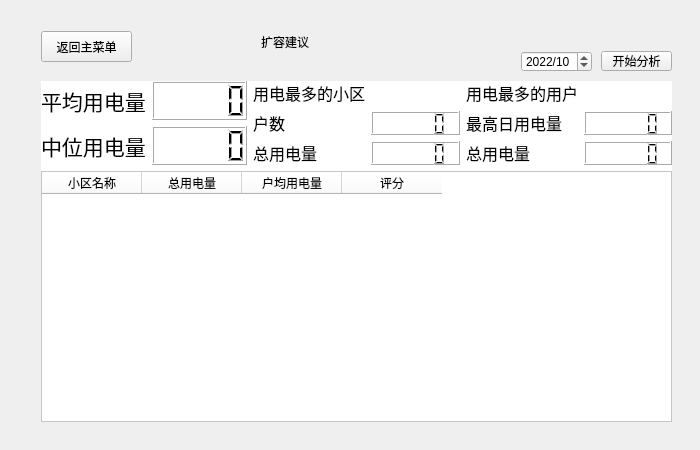
Before: the Qt Designer form ElecSystem/staff.ui in RongjunZhou/ElecSys, drawn with Qt 5.
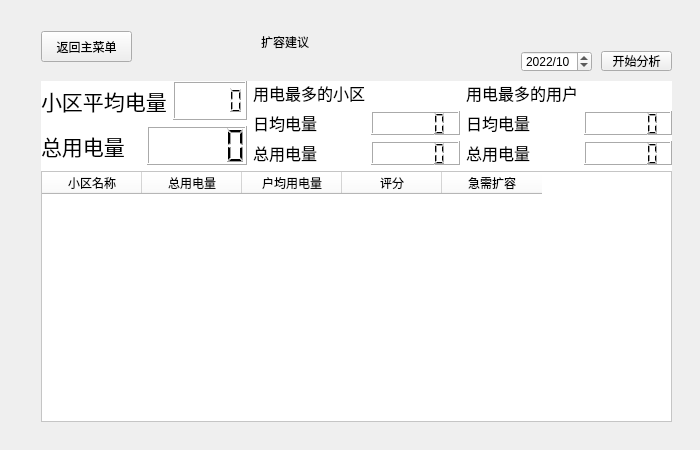
After: the same form once the commit is applied. The open tabs and pages were chosen to show the change. Icons and pictures are not drawn.

Patch:
```diff
--- a/ElecSystem/staff.ui
+++ b/ElecSystem/staff.ui
@@ -433,7 +433,7 @@
              <enum>Qt::LeftToRight</enum>
             </property>
             <property name="text">
-             <string>户数</string>
+             <string>日均电量</string>
             </property>
            </widget>
           </item>
@@ -482,7 +482,7 @@
              </font>
             </property>
             <property name="text">
-             <string>中位用电量</string>
+             <string>总用电量</string>
             </property>
            </widget>
           </item>
@@ -498,7 +498,7 @@
              </font>
             </property>
             <property name="text">
-             <string>最高日用电量</string>
+             <string>日均电量</string>
             </property>
            </widget>
           </item>
@@ -551,7 +551,7 @@
              </font>
             </property>
             <property name="text">
-             <string>平均用电量</string>
+             <string>小区平均电量</string>
             </property>
            </widget>
           </item>
@@ -582,6 +582,11 @@
             <string>评分</string>
            </property>
           </column>
+          <column>
+           <property name="text">
+            <string>急需扩容</string>
+           </property>
+          </column>
          </widget>
         </item>
        </layout>
```
Left out of the diff: 4 changed lines with no effect on the pictures.
